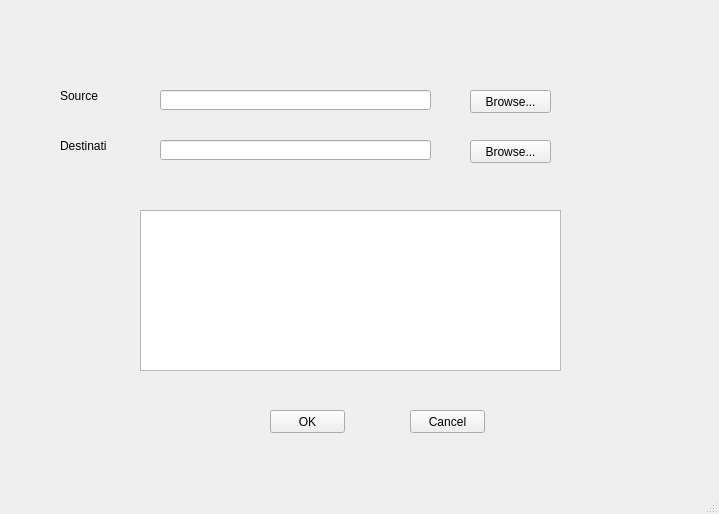
hidog/HiGit, file ui/clonewindow.ui: the form before one commit.
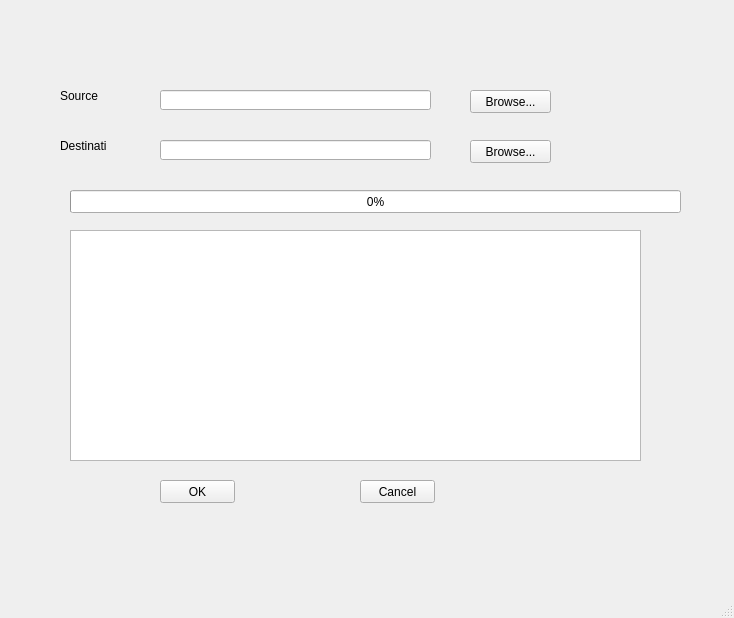
The form after the commit.

The edit to the form file:
```diff
--- a/ui/clonewindow.ui
+++ b/ui/clonewindow.ui
@@ -6,8 +6,8 @@
    <rect>
     <x>0</x>
     <y>0</y>
-    <width>719</width>
-    <height>514</height>
+    <width>734</width>
+    <height>618</height>
    </rect>
   </property>
   <property name="windowTitle">
@@ -89,8 +89,8 @@
    <widget class="QPushButton" name="okButton">
     <property name="geometry">
      <rect>
-      <x>270</x>
-      <y>410</y>
+      <x>160</x>
+      <y>480</y>
       <width>75</width>
       <height>23</height>
      </rect>
@@ -102,8 +102,8 @@
    <widget class="QPushButton" name="cancelButton">
     <property name="geometry">
      <rect>
-      <x>410</x>
-      <y>410</y>
+      <x>360</x>
+      <y>480</y>
       <width>75</width>
       <height>23</height>
      </rect>
@@ -115,13 +115,26 @@
    <widget class="QTextBrowser" name="outputTBrowser">
     <property name="geometry">
      <rect>
-      <x>140</x>
-      <y>210</y>
-      <width>421</width>
-      <height>161</height>
+      <x>70</x>
+      <y>230</y>
+      <width>571</width>
+      <height>231</height>
      </rect>
     </property>
    </widget>
+   <widget class="QProgressBar" name="gitProgress">
+    <property name="geometry">
+     <rect>
+      <x>70</x>
+      <y>190</y>
+      <width>611</width>
+      <height>23</height>
+     </rect>
+    </property>
+    <property name="value">
+     <number>0</number>
+    </property>
+   </widget>
   </widget>
   <widget class="QStatusBar" name="statusbar"/>
  </widget>
```
